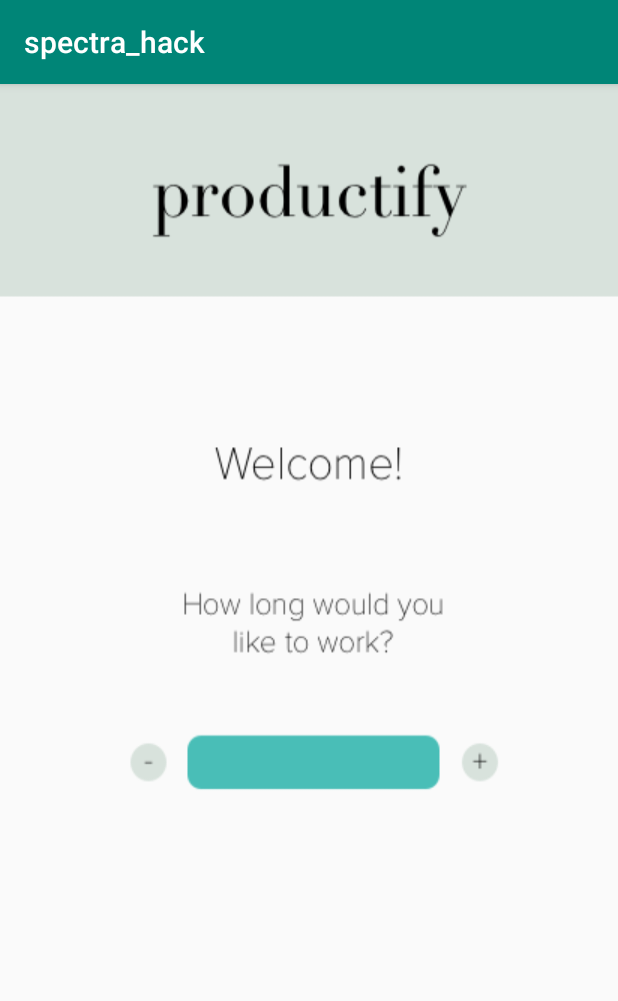
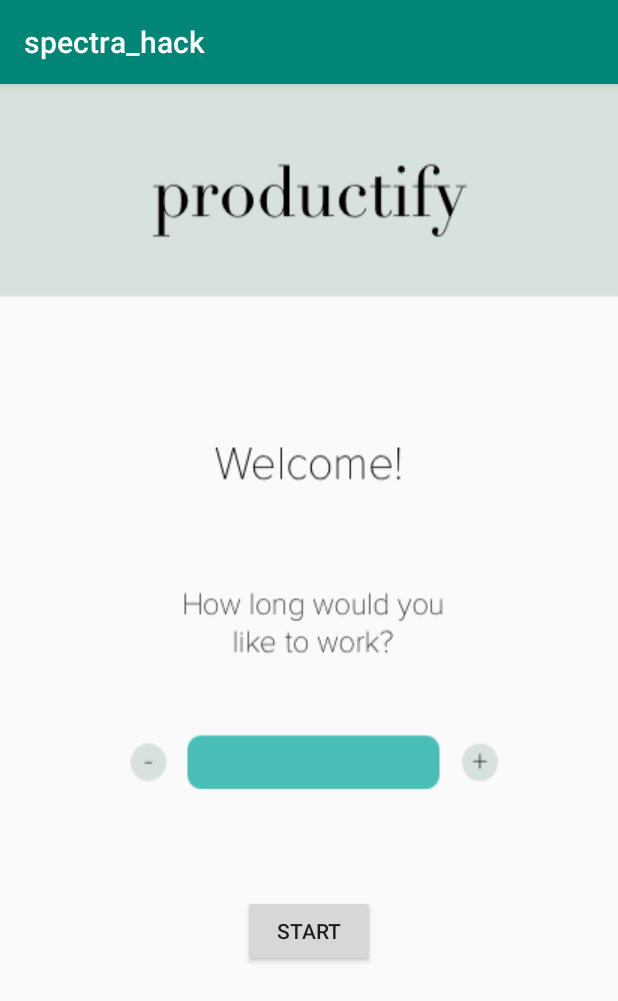
Before and after one commit to msli2/spectra_hack, an Android app: the SelectWorkTime screen opened directly, with no data from a screen before it, on a phone screen of 412 x 824 dp. Shown: the top 1001 px of the screen. Run offline under Robolectric (Android 15) with nearby library versions, the phone set to English and light mode, and no system bars.

Commit message:
added buttons

```diff
--- a/app/src/main/java/com/example/mirandali/spectra_hack/SelectWorkTime.java
+++ b/app/src/main/java/com/example/mirandali/spectra_hack/SelectWorkTime.java
@@ -8,10 +8,25 @@ import android.widget.Button;
 
 public class SelectWorkTime extends AppCompatActivity {
 
+    private Button button_start;
+
     @Override
     protected void onCreate(Bundle savedInstanceState) {
         super.onCreate(savedInstanceState);
         setContentView(R.layout.select_work_time);
+        button_start = (Button) findViewById(R.id.button_startTime);
+
+        button_start.setOnClickListener(new View.OnClickListener() {
+            @Override
+            public void onClick(View v) {
+                getOpenSelectWorkTime();
+            }
+        });
+    }
+
+    public void getOpenSelectWorkTime() {
+        Intent a = new Intent(SelectWorkTime.this, SelectionAndBreak.class);
+        startActivity(a);
     }
 
 }
--- a/app/src/main/res/layout/select_work_time.xml
+++ b/app/src/main/res/layout/select_work_time.xml
@@ -34,4 +34,13 @@
         android:layout_marginStart="84dp"
         android:layout_marginBottom="228dp"
         android:background="@android:color/transparent"/>
+
+    <Button
+        android:id="@+id/button_startTime"
+        android:layout_width="wrap_content"
+        android:layout_height="wrap_content"
+        android:layout_below="@+id/button_plus"
+        android:layout_centerHorizontal="true"
+        android:layout_marginTop="-227dp"
+        android:text="Start" />
 </RelativeLayout>
```
